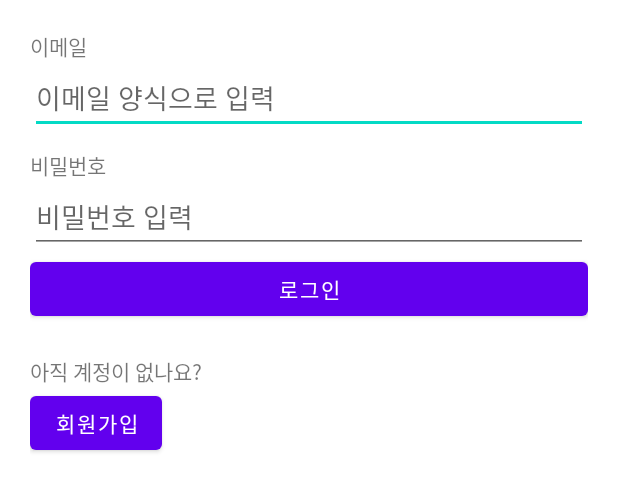
After one commit to rlausw1/Colosseum_20210903, an Android app: the layout activity_sign_in.xml on its own in the app's theme, with its tools: preview values and no code run, on a phone screen of 412 x 824 dp. The commit adds this screen. Shown: the top 491 px of the screen. Run offline under Robolectric (Android 15) with nearby library versions, the phone set to English and light mode, and no system bars.

Commit message:
메인화면 새로 작성 - 기존 메인은 SignIn화면으로 변경

```diff
--- a/app/src/main/AndroidManifest.xml
+++ b/app/src/main/AndroidManifest.xml
@@ -13,10 +13,13 @@
         android:theme="@style/Theme.Colosseum_20210903"
         android:usesCleartextTraffic="true">
         <activity
+            android:name=".MainActivity"
+            android:exported="true" />
+        <activity
             android:name=".SignUpActivity"
             android:exported="true" />
         <activity
-            android:name=".MainActivity"
+            android:name=".SignInActivity"
             android:exported="true">
             <intent-filter>
                 <action android:name="android.intent.action.MAIN" />
--- /dev/null
+++ b/app/src/main/res/layout/activity_sign_in.xml
@@ -0,0 +1,70 @@
+<?xml version="1.0" encoding="utf-8"?>
+<LinearLayout xmlns:android="http://schemas.android.com/apk/res/android"
+    xmlns:app="http://schemas.android.com/apk/res-auto"
+    xmlns:tools="http://schemas.android.com/tools"
+    android:layout_width="match_parent"
+    android:orientation="vertical"
+    android:layout_height="match_parent"
+    android:padding="20dp"
+    tools:context=".SignInActivity">
+
+    <TextView
+        android:layout_width="wrap_content"
+        android:layout_height="wrap_content"
+        android:text="이메일"/>
+
+    <EditText
+        android:id="@+id/emailEdt"
+        android:layout_width="match_parent"
+        android:layout_height="wrap_content"
+        android:hint="이메일 양식으로 입력"
+        android:inputType="textEmailAddress"/>
+
+    <TextView
+        android:layout_width="wrap_content"
+        android:layout_height="wrap_content"
+        android:layout_marginTop="10dp"
+        android:text="비밀번호"/>
+
+    <EditText
+        android:id="@+id/passwordEdt"
+        android:layout_width="match_parent"
+        android:layout_height="wrap_content"
+        android:hint="비밀번호 입력"
+        android:inputType="textPassword" />
+
+    <Button
+        android:id="@+id/signInBtn"
+        android:layout_width="match_parent"
+        android:layout_height="wrap_content"
+        android:text="로그인"/>
+
+    <LinearLayout
+        android:layout_width="match_parent"
+        android:layout_height="wrap_content"
+        android:orientation="vertical"
+        android:layout_marginTop="20dp"
+        android:layout_gravity="center">
+
+        <TextView
+            android:layout_width="wrap_content"
+            android:layout_height="wrap_content"
+            android:text="아직 계정이 없나요?"/>
+
+        <Button
+            android:id="@+id/signUpBtn"
+            android:layout_width="wrap_content"
+            android:layout_height="wrap_content"
+            android:text="회원가입"/>
+
+
+
+
+
+
+
+
+    </LinearLayout>
+
+
+</LinearLayout>
--- a/app/src/main/res/layout/activity_sign_up.xml
+++ b/app/src/main/res/layout/activity_sign_up.xml
@@ -35,6 +35,7 @@
     </LinearLayout>
 
     <TextView
+        android:id="@+id/checkEmailResultTxt"
         android:layout_width="wrap_content"
         android:layout_height="wrap_content"
         android:text="중복검사를 해주세요"/>
@@ -44,7 +45,6 @@
 
 
     <TextView
-        android:id="@+id/checkEmailResultTxt"
         android:layout_marginTop="10dp"
         android:layout_width="wrap_content"
         android:layout_height="wrap_content"
```
Also changed, not shown: app/src/main/java/com/nepplus/colosseum_20210903/MainActivity.kt (+1 -90 lines), app/src/main/java/com/nepplus/colosseum_20210903/SignInActivity.kt (added, +107 -0 lines), app/src/main/res/layout/activity_main.xml (+4 -56 lines).
